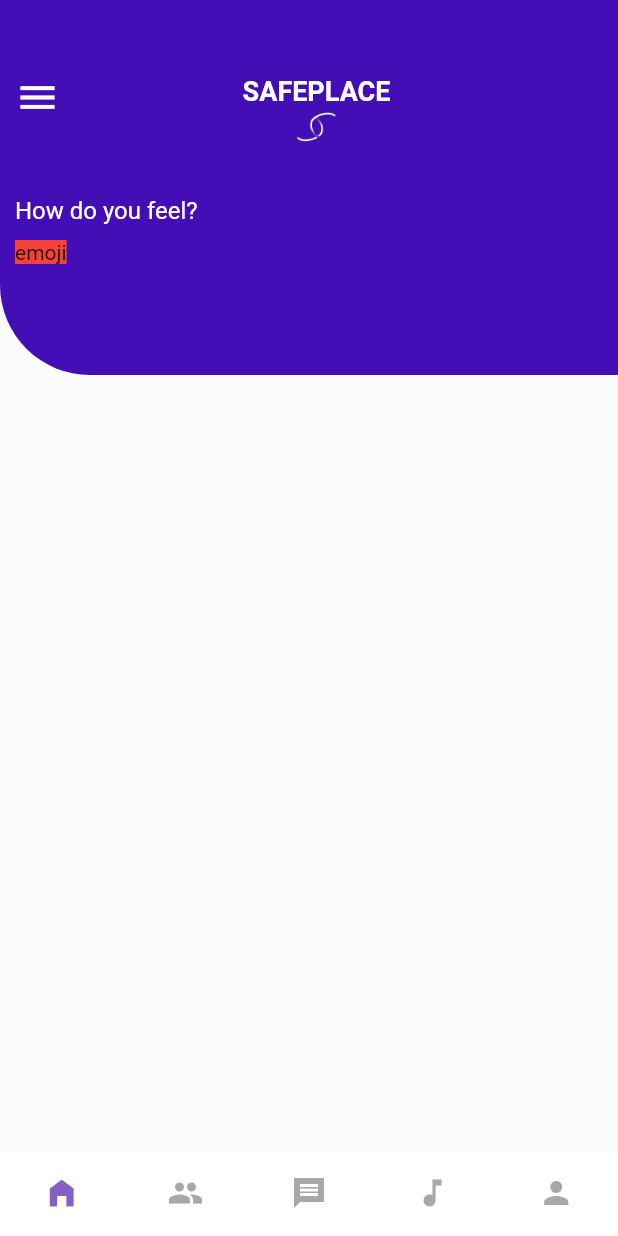
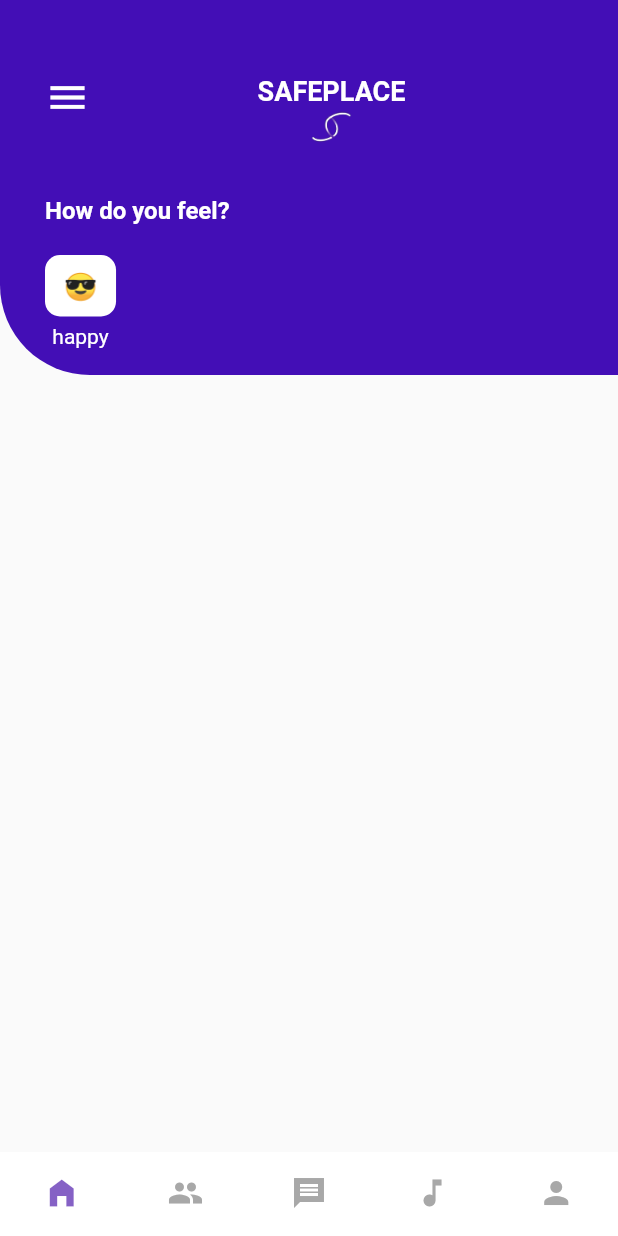
Before and after one commit to jaymesC/safeplace-social-app, a Flutter app: the screen it shows after launch, on a phone screen of 412 x 824 dp. Run offline on Flutter 3.47's test engine with Material 2 defaults, Android fonts, the phone set to English and light mode, and no system bars; our stand-ins replace flutter_spinkit.

Commit message:
updated homepage widget

```diff
--- a/lib/pages/home_page.dart
+++ b/lib/pages/home_page.dart
@@ -20,7 +20,7 @@ class HomePage extends StatelessWidget {
 
   _headSection() {
     return Container(
-      padding: const EdgeInsets.only(top: 50, left: 10),
+      padding: const EdgeInsets.only(top: 50, left: 30),
       height: 250,
       decoration: BoxDecoration(
           color: Color.fromARGB(255, 67, 14, 182),
@@ -59,14 +59,22 @@ class HomePage extends StatelessWidget {
             mainAxisAlignment: MainAxisAlignment.start,
             children: [
               Text('How do you feel?',
-                  style: TextStyle(color: Colors.white, fontSize: 16)),
+                  style: TextStyle(
+                      color: Colors.white,
+                      fontSize: 16,
+                      fontWeight: FontWeight.bold)),
             ],
           ),
           SizedBox(
-            height: 10,
+            height: 20,
           ),
           Row(
-            children: [EmojiWidget(emoji: 'emoji')],
+            children: [
+              EmojiWidget(
+                emoji: ' 😎 ',
+                label: 'happy',
+              )
+            ],
           )
         ],
       ),
--- a/lib/widgets/emoji_widget.dart
+++ b/lib/widgets/emoji_widget.dart
@@ -2,16 +2,29 @@ import 'package:flutter/material.dart';
 
 class EmojiWidget extends StatelessWidget {
   final String emoji;
+  final String label;
 
-  const EmojiWidget({Key? key, required this.emoji}) : super(key: key);
+  const EmojiWidget({Key? key, required this.emoji, required this.label})
+      : super(key: key);
 
   @override
   Widget build(BuildContext context) {
-    return Container(
-      decoration:BoxDecoration(
-        color: Colors.red,
-      ),
-      child: Text(emoji),
+    return Column(
+      children: [
+        Container(
+          padding: EdgeInsets.fromLTRB(8, 10, 8, 10),
+          decoration: BoxDecoration(
+              color: Colors.white, borderRadius: BorderRadius.circular(10)),
+          child: Text(
+            emoji,
+            style: TextStyle(fontSize: 18),
+          ),
+        ),
+        SizedBox(
+          height: 5,
+        ),
+        Text(label, style: TextStyle(color: Colors.white))
+      ],
     );
   }
 }
```
